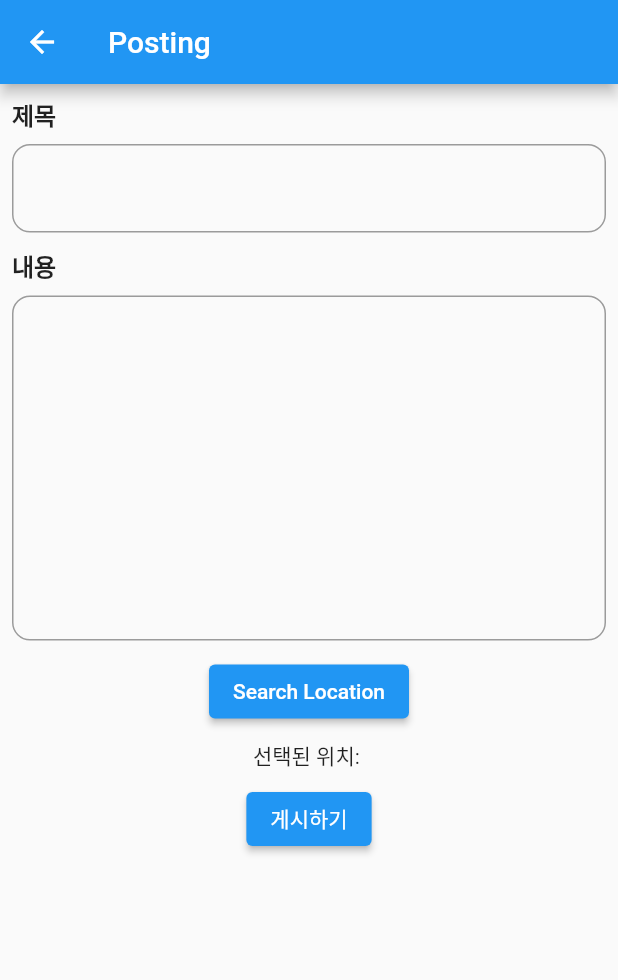
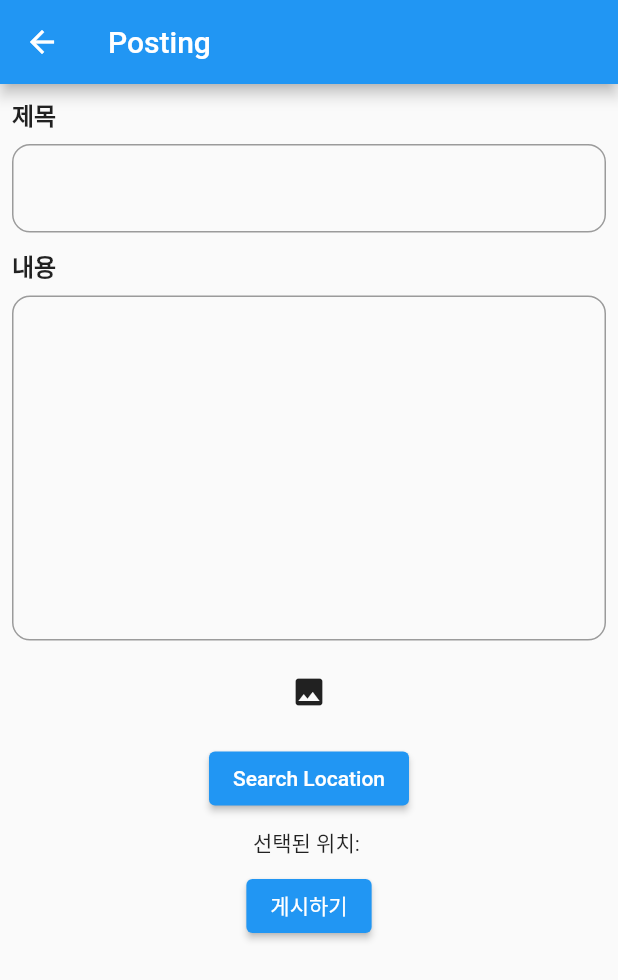
Before and after one commit to HongikB612/UrbanLink, a Flutter app: the PostingPage screen opened directly, on a phone screen of 412 x 824 dp. Shown: the top 980 px of the screen. Run offline on Flutter 3.47's test engine with Material 2 defaults, Android fonts, the phone set to English and light mode, and no system bars; our stand-ins replace anim_search_bar, cloud_firestore, firebase_auth, firebase_core, geocoding, geolocator and 5 more; accounts and stored records are empty.

Commit message:
Feat Add image picker icon button on posting page

```diff
--- a/lib/pages/postpage/postingpage.dart
+++ b/lib/pages/postpage/postingpage.dart
@@ -1,6 +1,7 @@
 import 'package:firebase_auth/firebase_auth.dart';
 import 'package:flutter/material.dart';
 import 'package:get/get.dart';
+import 'package:image_picker/image_picker.dart';
 import 'package:urbanlink_project/database/user_database_service.dart';
 import 'package:urbanlink_project/services/posting_service.dart';
 import 'package:urbanlink_project/widgets/location_searchbar_widget.dart';
@@ -27,6 +28,7 @@ class _PostingPageState extends State<PostingPage> {
     String headline = '';
     String content = '';
     String location = '';
+    List<String> images = List.empty(growable: true);
     return Scaffold(
       appBar: AppBar(
         title: const Text('Posting'),
@@ -51,6 +53,18 @@ class _PostingPageState extends State<PostingPage> {
                     onChanged: (contentcontroller) {
                       content = contentcontroller;
                     }),
+                const SizedBox(height: 10),
+                // image upload button
+                IconButton(
+                    onPressed: () async {
+                      final picker = ImagePicker();
+                      final pickedFile =
+                          await picker.pickImage(source: ImageSource.gallery);
+                      if (pickedFile != null) {
+                        images.add(pickedFile.path);
+                      }
+                    },
+                    icon: const Icon(Icons.image)),
                 const SizedBox(height: 10),
                 LocationSearchbar(
                   onChanged: (value) {
--- a/pubspec.yaml
+++ b/pubspec.yaml
@@ -52,6 +52,7 @@ dependencies:
   google_maps_webservice: ^0.0.20-nullsafety.5
   location: ^4.4.0
   address_search_field: ^5.0.3
+  image_picker: ^0.8.7
 
 
 dev_dependencies:
```
Also changed, not shown: pubspec.lock.
